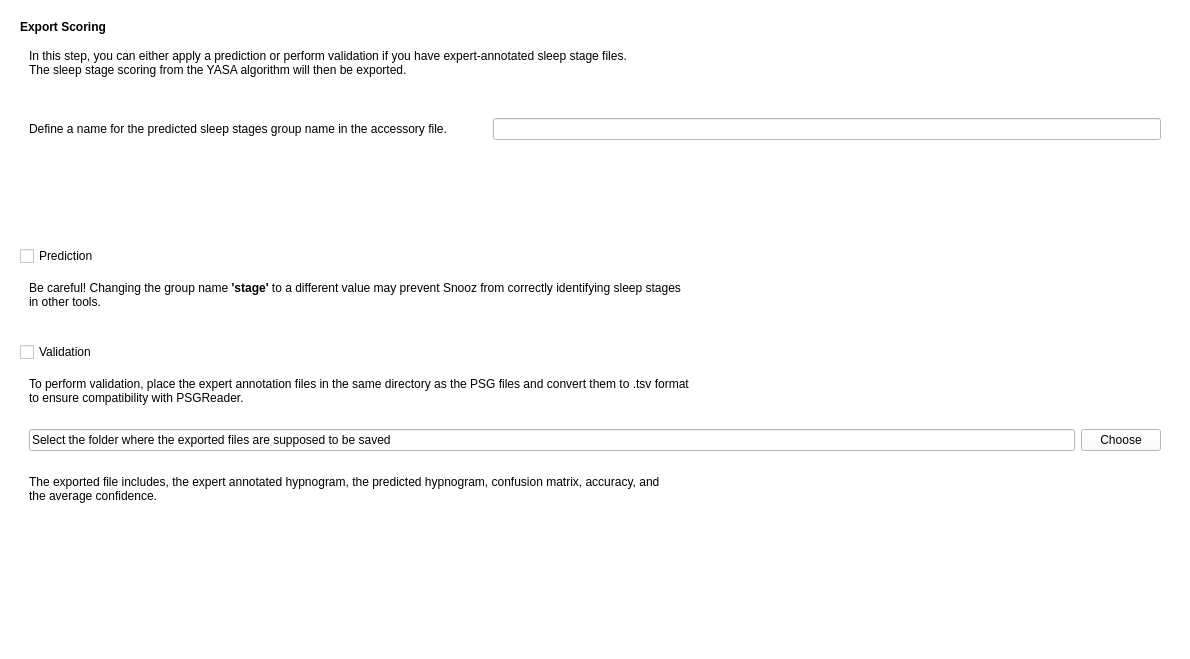
Above: tools/CEAMSTools/ScoreSleepStagesYASA/ExportResultsStep/Ui_ExportResultsStep.ui from SnoozToolbox/snooz-package-ceams before the change. Below: the same form after it.
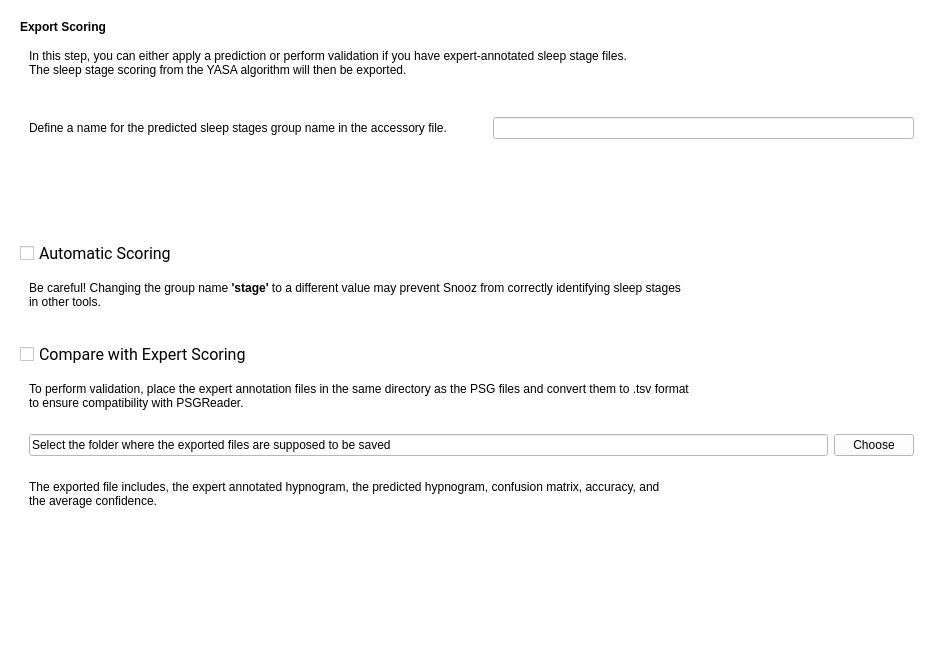
That is the form after the change.

Diff of the .ui file:
```diff
--- a/tools/CEAMSTools/ScoreSleepStagesYASA/ExportResultsStep/Ui_ExportResultsStep.ui
+++ b/tools/CEAMSTools/ScoreSleepStagesYASA/ExportResultsStep/Ui_ExportResultsStep.ui
@@ -6,7 +6,7 @@
    <rect>
     <x>0</x>
     <y>0</y>
-    <width>1190</width>
+    <width>943</width>
     <height>659</height>
    </rect>
   </property>
@@ -100,6 +100,9 @@
            </item>
            <item>
             <spacer name="horizontalSpacer">
+             <property name="orientation">
+              <enum>Qt::Orientation::Vertical</enum>
+             </property>
              <property name="sizeHint" stdset="0">
               <size>
                <width>40</width>
@@ -133,11 +136,19 @@
         </item>
         <item>
          <widget class="QCheckBox" name="checkBox">
+          <property name="font">
+           <font>
+            <family>Roboto</family>
+            <pointsize>12</pointsize>
+            <italic>false</italic>
+            <bold>false</bold>
+           </font>
+          </property>
           <property name="styleSheet">
            <string notr="true">background-color: rgb(255, 255, 255);</string>
           </property>
           <property name="text">
-           <string>Prediction</string>
+           <string>Automatic Scoring</string>
           </property>
          </widget>
         </item>
@@ -180,8 +191,16 @@
        <layout class="QVBoxLayout" name="verticalLayout_3">
         <item>
          <widget class="QCheckBox" name="checkBox_2">
+          <property name="font">
+           <font>
+            <family>Roboto</family>
+            <pointsize>12</pointsize>
+            <italic>false</italic>
+            <bold>false</bold>
+           </font>
+          </property>
           <property name="text">
-           <string>Validation</string>
+           <string>Compare with Expert Scoring</string>
           </property>
          </widget>
         </item>
@@ -257,6 +276,9 @@
         </item>
         <item>
          <spacer name="verticalSpacer">
+          <property name="orientation">
+           <enum>Qt::Orientation::Vertical</enum>
+          </property>
           <property name="sizeHint" stdset="0">
            <size>
             <width>20</width>
```
Left out of the diff: 18 changed lines with no effect on the pictures.
